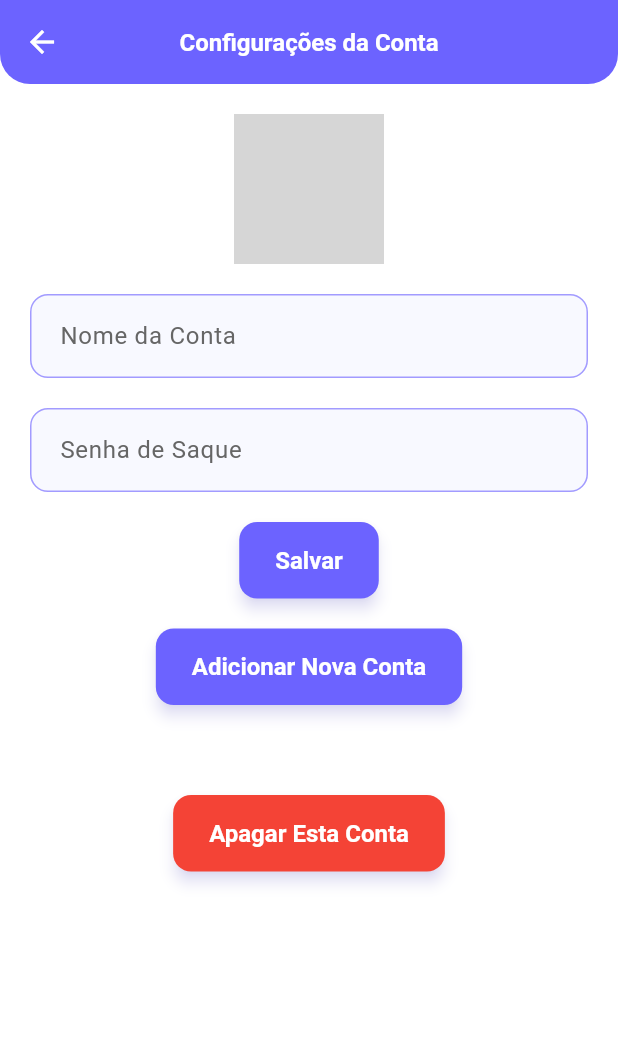
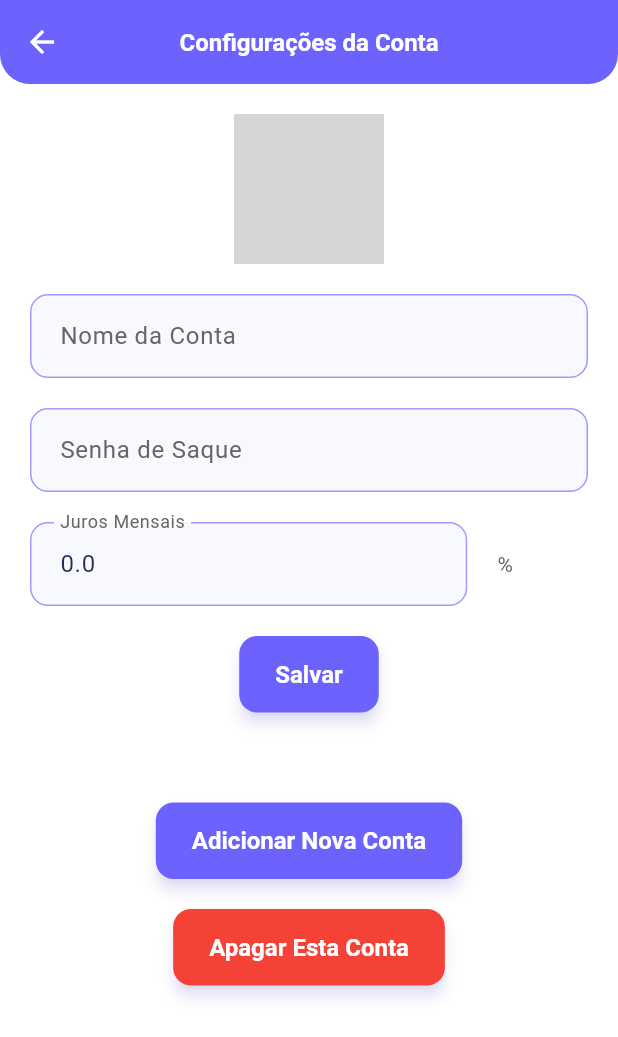
Before and after one commit to elbriga/my_kid_money, a Flutter app: the SettingsScreen screen opened directly with empty values, on a phone screen of 412 x 824 dp. Shown: the top 1037 px of the screen. Run offline on Flutter 3.47's test engine with Material 3 defaults, Android fonts, the phone set to English and light mode, and no system bars; our stand-ins replace audioplayers, confetti, fl_chart, image_picker, local_auth, shared_preferences; accounts and stored records are empty; grey boxes are pictures that could not be loaded.

Commit message:
add monthly interests

```diff
--- a/lib/models/account.dart
+++ b/lib/models/account.dart
@@ -11,6 +11,7 @@ class Account {
   List<AppTransaction> transactions;
   String? imagePath;
   String? password;
+  double? tax;
 
   Account({
     String? id,
@@ -19,8 +20,9 @@ class Account {
     List<AppTransaction>? transactions,
     this.imagePath,
     this.password,
-  })  : id = id ?? uuid.v4(),
-        transactions = transactions ?? [];
+    this.tax,
+  }) : id = id ?? uuid.v4(),
+       transactions = transactions ?? [];
 
   factory Account.fromJson(Map<String, dynamic> json) {
     return Account(
@@ -32,6 +34,7 @@ class Account {
           .toList(),
       imagePath: json['imagePath'] as String?,
       password: json['password'] as String?,
+      tax: json['tax'] as double?,
     );
   }
 
@@ -43,6 +46,7 @@ class Account {
       'transactions': transactions.map((e) => e.toJson()).toList(),
       'imagePath': imagePath,
       'password': password,
+      'tax': tax,
     };
   }
 
--- a/lib/screens/settings_screen.dart
+++ b/lib/screens/settings_screen.dart
@@ -18,6 +18,7 @@ class SettingsScreen extends StatefulWidget {
 class _SettingsScreenState extends State<SettingsScreen> {
   final _nameController = TextEditingController();
   final _passwordController = TextEditingController();
+  final _taxController = TextEditingController();
   final _imagePicker = ImagePicker();
   String? _imagePath;
 
@@ -27,6 +28,7 @@ class _SettingsScreenState extends State<SettingsScreen> {
     _nameController.text = widget.account.name;
     _imagePath = widget.account.imagePath;
     _passwordController.text = widget.account.password ?? '';
+    _taxController.text = widget.account.tax?.toString() ?? "0.0";
   }
 
   Future<void> _pickImage() async {
@@ -44,7 +46,9 @@ class _SettingsScreenState extends State<SettingsScreen> {
     widget.account.name = _nameController.text;
     widget.account.imagePath = _imagePath;
     widget.account.password = _passwordController.text;
+    widget.account.tax = double.tryParse(_taxController.text);
     await StorageService.updateAccount(widget.account);
+
     if (mounted) {
       ScaffoldMessenger.of(context).showSnackBar(
         const SnackBar(content: Text('Conta atualizada com sucesso!')),
@@ -177,13 +181,30 @@ class _SettingsScreenState extends State<SettingsScreen> {
                 obscureText: false,
               ),
               const SizedBox(height: 20),
+              Row(
+                children: [
+                  Expanded(
+                    child: TextField(
+                      controller: _taxController,
+                      decoration: const InputDecoration(
+                        labelText: 'Juros Mensais',
+                      ),
+                      keyboardType: TextInputType.number,
+                    ),
+                  ),
+                  const SizedBox(width: 20),
+                  Text('%'),
+                  const SizedBox(width: 50),
+                ],
+              ),
+              const SizedBox(height: 20),
               ElevatedButton(onPressed: _save, child: const Text('Salvar')),
-              const SizedBox(height: 20),
+              const SizedBox(height: 60),
               ElevatedButton(
                 onPressed: _showAddAccountDialog,
                 child: const Text('Adicionar Nova Conta'),
               ),
-              const SizedBox(height: 60),
+              const SizedBox(height: 20),
               ElevatedButton(
                 onPressed: () => _confirmDeleteAccount(context),
                 style: ElevatedButton.styleFrom(backgroundColor: Colors.red),
```
